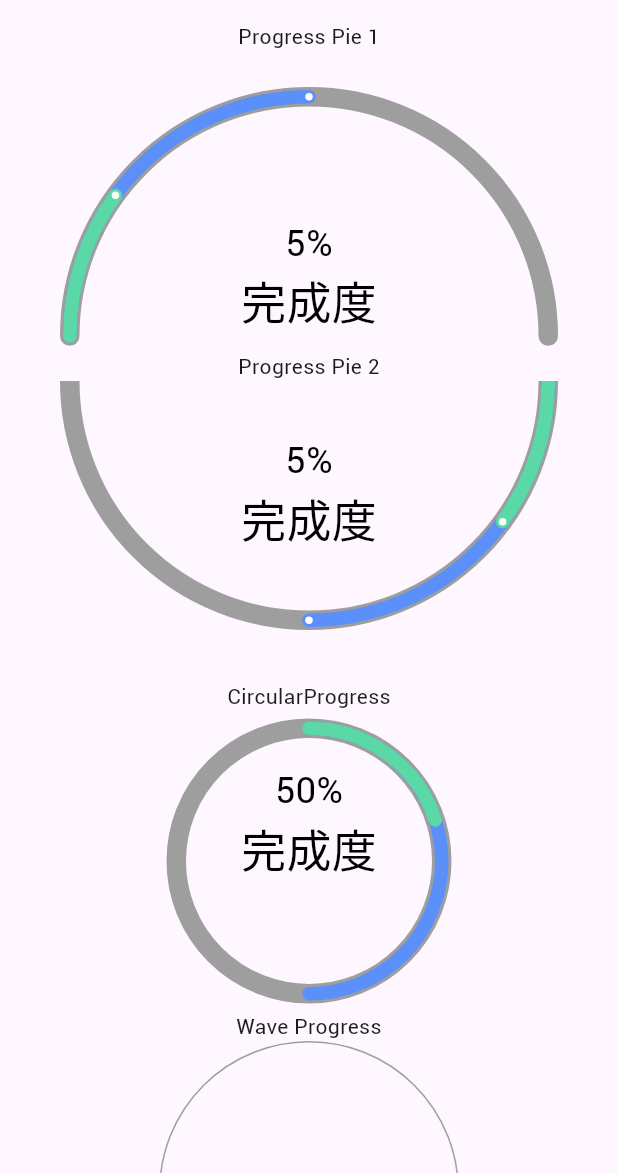
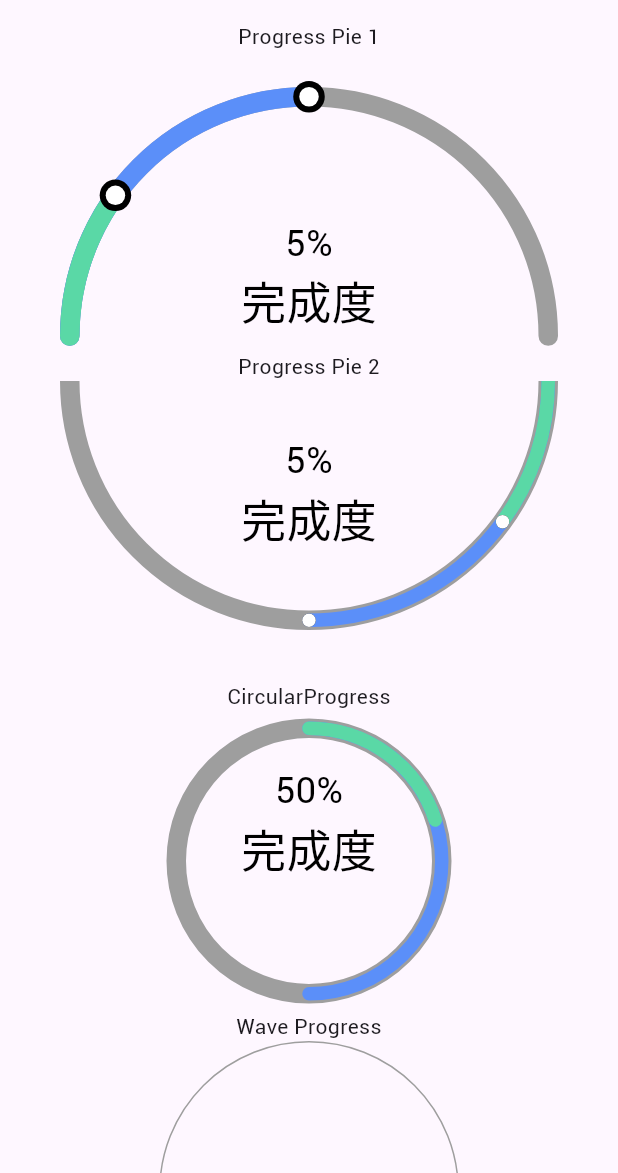
Before and after one commit to MarioMuYao/flutter_chart_plus, a Flutter app: the screen it shows after launch, after a tap on "Progress", on a phone screen of 412 x 824 dp, the part 63-1236 px from its top. Run offline on Flutter 3.47's test engine with Material 3 defaults, Android fonts, the phone set to English and light mode, and no system bars; our stand-ins replace path_drawing.

```diff
--- a/example/lib/page/progress_demo_page.dart
+++ b/example/lib/page/progress_demo_page.dart
@@ -65,8 +65,9 @@ class _ProgressDemoPageState extends State<ProgressDemoPage> {
                       arcDirection: ArcDirection.up,
                       charts: [
                         Progress(
-                          strokeWidth: 9,
+                          strokeWidth: 13,
                           endPoint: true,
+                          endPointBorderWidth: 4,
                           strokeCap: StrokeCap.round,
                           data: list,
                           position: (item, index) => item,
--- a/lib/src/base/chart_body_render.dart
+++ b/lib/src/base/chart_body_render.dart
@@ -2,11 +2,11 @@ part of flutter_chart_plus;
 
 /// @author jd
 
-typedef ChartPosition<T> = num Function(T,int index);
+typedef ChartPosition<T> = num Function(T, int index);
+typedef ChartTextStyle<T> = TextStyle Function(T, int index);
 
 ///图表主体
 class ChartBodyRender<T> extends _ChartRender {
-
   ChartBodyRender({
     required this.data,
     this.yAxisPosition = 0,
@@ -23,7 +23,6 @@ class ChartBodyRender<T> extends _ChartRender {
 
   ///跟哪个y轴关联
   final int yAxisPosition;
-
 
   late ChartController controller;
 
--- a/lib/src/chart/circular/progress.dart
+++ b/lib/src/chart/circular/progress.dart
@@ -6,6 +6,9 @@ class Progress<T> extends ChartBodyRender<T> {
     required super.data,
     required this.position,
     this.endPoint = false,
+    this.endPointBorderWidth = 0,
+    this.endPointBorderColor = Colors.black,
+    this.endPointColor = Colors.white,
     this.colors = colors10,
     this.startAngle = math.pi,
     this.strokeWidth = 1,
@@ -30,6 +33,12 @@ class Progress<T> extends ChartBodyRender<T> {
 
   ///结尾画小原点
   final bool endPoint;
+
+  final double endPointBorderWidth;
+
+  final Color endPointBorderColor;
+
+  final Color endPointColor;
 
   late final Paint _paint = Paint()
     ..style = PaintingStyle.stroke
@@ -74,7 +83,7 @@ class Progress<T> extends ChartBodyRender<T> {
     List<ChartItemLayoutState> childrenLayoutState = [];
     for (int i = 0; i < data.length; i++) {
       T item = data[i];
-      num po = position.call(item,i);
+      num po = position.call(item, i);
       if (lastXvs != null) {
         assert(lastXvs > po, '数据必须降序，否则会被挡住');
       }
@@ -111,7 +120,9 @@ class Progress<T> extends ChartBodyRender<T> {
         double endAngle = startAngle + sweepAngle;
         var startX = math.cos(endAngle) * radius + center.dx;
         var startY = math.sin(endAngle) * radius + center.dy;
-        canvas.drawCircle(Offset(startX, startY), strokeWidth / 2 - 2, _endPaint!);
+        canvas.drawCircle(
+            Offset(startX, startY), strokeWidth / 2 + endPointBorderWidth, _endPaint!..color = endPointBorderColor);
+        canvas.drawCircle(Offset(startX, startY), strokeWidth / 2, _endPaint!..color = endPointColor);
       }
       lastXvs = po;
     }
@@ -184,7 +195,7 @@ class CircularProgress<T> extends ChartBodyRender<T> {
     //绘制前面进度
     for (int i = 0; i < data.length; i++) {
       T item = data[i];
-      num po = position.call(item,i);
+      num po = position.call(item, i);
       if (lastXvs != null) {
         assert(lastXvs > po, '数据必须降序，否则会被挡住');
       }
```
Also changed, not shown: lib/src/chart/dimensions/bar.dart (+6 -3 lines).
